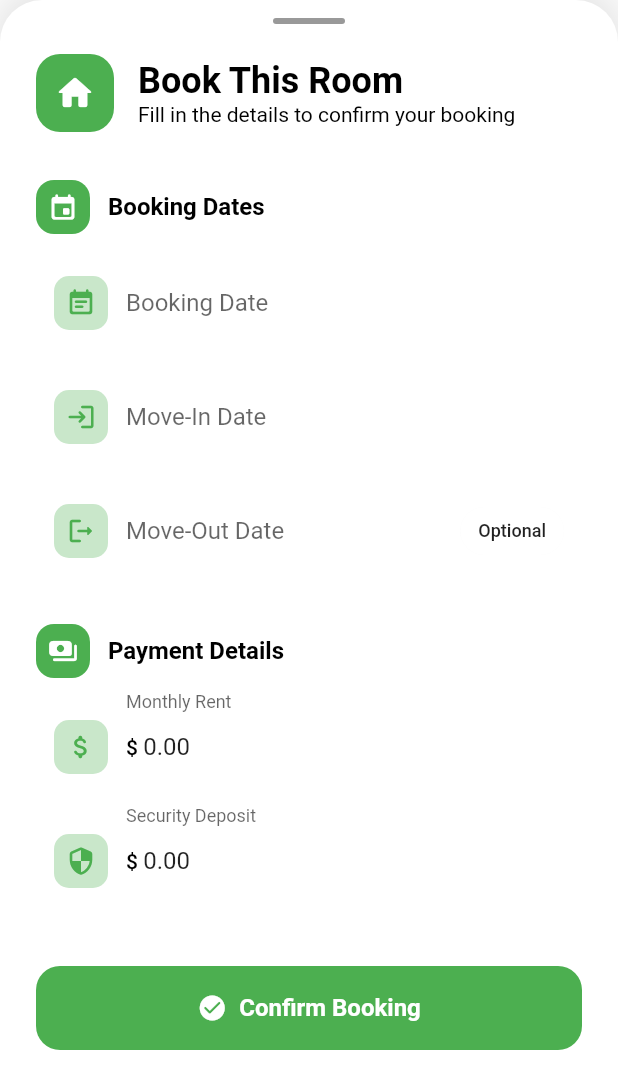
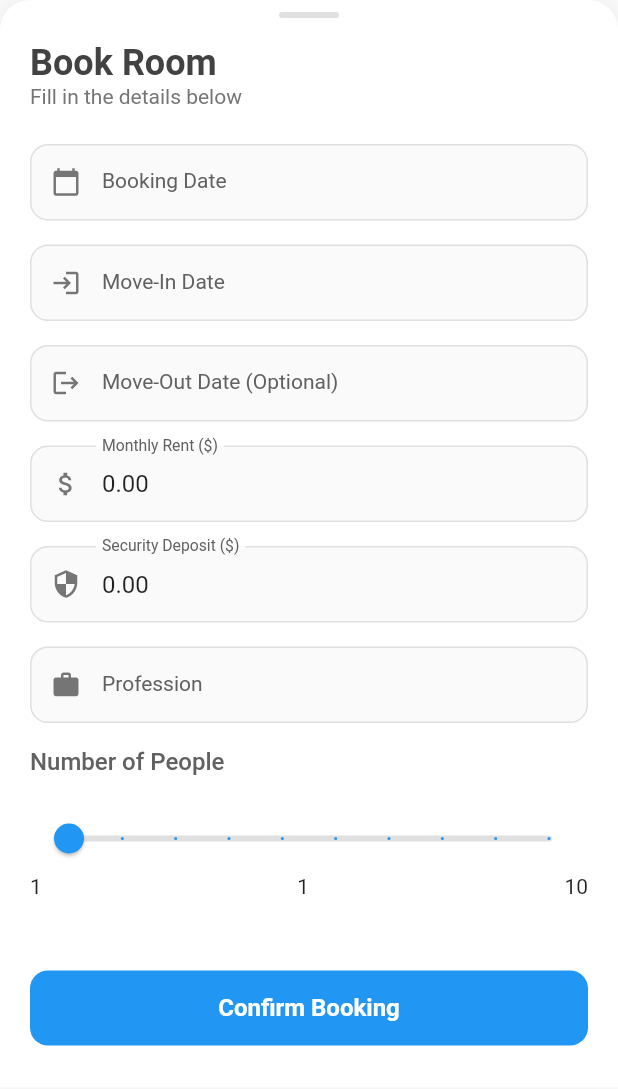
Before and after one commit to 919Umesh/daleDai, a Flutter app: the BookingBottomSheet widget shown alone on an empty page, opened directly with empty values, after a tap on "Confirm Booking", on a phone screen of 412 x 824 dp. Shown: the top 1089 px of the screen. Run offline on Flutter 3.47's test engine with Material 3 defaults, Android fonts, the phone set to English and light mode, and no system bars; drawn by our look-alikes of flutter_form_builder; our stand-ins replace cached_network_image, carousel_slider, connectivity_plus, dio, flutter_cache_manager, flutter_dotenv and 9 more; missing offline and left inert: nepali_utils; accounts and stored records are empty; network calls fail; statements that could not run were skipped; key blocks and very long unbroken strings in the code were emptied for the run.

Commit message:
Bottom Sheet

```diff
--- a/lib/screen/room/ui/booking_bottom_sheet.dart
+++ b/lib/screen/room/ui/booking_bottom_sheet.dart
@@ -38,25 +38,25 @@ class _BookingBottomSheetState extends State<BookingBottomSheet> {
 
     return Container(
       decoration: BoxDecoration(
-        color: colorScheme.surface,
+        color: Colors.white,
         borderRadius: const BorderRadius.only(
-          topLeft: Radius.circular(28),
-          topRight: Radius.circular(28),
+          topLeft: Radius.circular(20),
+          topRight: Radius.circular(20),
         ),
         boxShadow: [
           BoxShadow(
-            color: Colors.black.withOpacity(0.1),
-            blurRadius: 20,
-            offset: const Offset(0, -5),
+            color: Colors.black.withOpacity(0.05),
+            blurRadius: 10,
+            offset: const Offset(0, -2),
           ),
         ],
       ),
       child: Padding(
         padding: EdgeInsets.only(
           bottom: MediaQuery.of(context).viewInsets.bottom + 20,
-          left: 24,
-          right: 24,
-          top: 12,
+          left: 20,
+          right: 20,
+          top: 8,
         ),
         child: SingleChildScrollView(
           child: FormBuilder(
@@ -66,116 +66,87 @@ class _BookingBottomSheetState extends State<BookingBottomSheet> {
               crossAxisAlignment: CrossAxisAlignment.start,
               mainAxisSize: MainAxisSize.min,
               children: [
-                // Modern Drag Handle
+                // Simple Drag Handle
                 Center(
                   child: Container(
-                    width: 48,
+                    width: 40,
                     height: 4,
                     decoration: BoxDecoration(
-                      color: colorScheme.onSurfaceVariant.withOpacity(0.4),
+                      color: Colors.grey[300],
                       borderRadius: BorderRadius.circular(2),
                     ),
                   ),
                 ),
-                const SizedBox(height: 20),
+                const SizedBox(height: 16),
 
-                // Modern Header
-                Row(
-                  children: [
-                    Container(
-                      padding: const EdgeInsets.all(12),
-                      decoration: BoxDecoration(
-                        color: colorScheme.primaryContainer,
-                        borderRadius: BorderRadius.circular(16),
-                      ),
-                      child: Icon(
-                        Icons.home_rounded,
-                        color: colorScheme.onPrimaryContainer,
-                        size: 28,
-                      ),
-                    ),
-                    const SizedBox(width: 16),
-                    Expanded(
-                      child: Column(
-                        crossAxisAlignment: CrossAxisAlignment.start,
-                        children: [
+                // Simple Header
                 Text(
-                            'Book This Room',
-                            style: theme.textTheme.headlineSmall?.copyWith(
+                  'Book Room',
+                  style: TextStyle(
+                    fontSize: 24,
                     fontWeight: FontWeight.bold,
-                              color: colorScheme.onSurface,
+                    color: Colors.grey[800],
                   ),
                 ),
                 Text(
-                            'Fill in the details to confirm your booking',
-                            style: theme.textTheme.bodyMedium?.copyWith(
-                              color: colorScheme.onSurfaceVariant,
+                  'Fill in the details below',
+                  style: TextStyle(
+                    fontSize: 14,
+                    color: Colors.grey[600],
                   ),
                 ),
-                        ],
-                      ),
-                    ),
-                  ],
-                ),
-                const SizedBox(height: 32),
-
-                // Date Section
-                _buildSectionTitle(
-                    'Booking Dates', Icons.event_rounded, context),
-                const SizedBox(height: 16),
+                const SizedBox(height: 24),
 
                 // Booking Date
-                _buildModernDatePicker(
+                _buildSimpleField(
+                  child: FormBuilderDateTimePicker(
                     name: 'booking_date',
-                  label: 'Booking Date',
-                  hint: 'When did you book?',
-                  icon: Icons.event_note_rounded,
-                  context: context,
+                    initialValue: null,
+                    inputType: InputType.date,
+                    format: DateFormat('MMM dd, yyyy'),
+                    decoration: _getInputDecoration(
+                        'Booking Date', Icons.calendar_today),
                     validator: FormBuilderValidators.required(
                       errorText: 'Please select booking date',
                     ),
                   ),
-                const SizedBox(height: 16),
+                ),
 
                 // Move-In Date
-                _buildModernDatePicker(
+                _buildSimpleField(
+                  child: FormBuilderDateTimePicker(
                     name: 'move_in_date',
-                  label: 'Move-In Date',
-                  hint: 'When will you move in?',
-                  icon: Icons.login_rounded,
-                  context: context,
+                    initialValue: null,
+                    inputType: InputType.date,
+                    format: DateFormat('MMM dd, yyyy'),
+                    decoration:
+                        _getInputDecoration('Move-In Date', Icons.login),
                     validator: FormBuilderValidators.required(
                       errorText: 'Please select move-in date',
                     ),
                   ),
-                const SizedBox(height: 16),
-
-                // Move-Out Date
-                _buildModernDatePicker(
-                  name: 'move_out_date',
-                  label: 'Move-Out Date',
-                  hint: 'When will you move out? (Optional)',
-                  icon: Icons.logout_rounded,
-                  context: context,
-                  isOptional: true,
                 ),
 
-                const SizedBox(height: 32),
-
-                // Payment Section
-                _buildSectionTitle(
-                    'Payment Details', Icons.payments_rounded, context),
-                const SizedBox(height: 16),
+                // Move-Out Date (Optional)
+                _buildSimpleField(
+                  child: FormBuilderDateTimePicker(
+                    name: 'move_out_date',
+                    initialValue: null,
+                    inputType: InputType.date,
+                    format: DateFormat('MMM dd, yyyy'),
+                    decoration: _getInputDecoration(
+                        'Move-Out Date (Optional)', Icons.logout),
+                  ),
+                ),
 
                 // Monthly Rent
-                _buildModernTextField(
+                _buildSimpleField(
+                  child: FormBuilderTextField(
                     name: 'monthly_rent',
-                  label: 'Monthly Rent',
-                  hint: 'Enter monthly rent amount',
-                  icon: Icons.attach_money_rounded,
-                  prefixText: '\$ ',
                     initialValue: initialRent.toStringAsFixed(2),
-                  context: context,
+                    decoration: _getInputDecoration(
+                        'Monthly Rent (\$)', Icons.attach_money),
+                    keyboardType: TextInputType.number,
                     validator: FormBuilderValidators.compose([
                       FormBuilderValidators.required(
                           errorText: 'Enter monthly rent'),
@@ -183,17 +154,16 @@ class _BookingBottomSheetState extends State<BookingBottomSheet> {
                           errorText: 'Must be a valid number'),
                     ]),
                   ),
-                const SizedBox(height: 16),
+                ),
 
                 // Security Deposit
-                _buildModernTextField(
+                _buildSimpleField(
+                  child: FormBuilderTextField(
                     name: 'security_deposit',
-                  label: 'Security Deposit',
-                  hint: 'Enter security deposit amount',
-                  icon: Icons.security_rounded,
-                  prefixText: '\$ ',
                     initialValue: initialDeposit.toStringAsFixed(2),
-                  context: context,
+                    decoration: _getInputDecoration(
+                        'Security Deposit (\$)', Icons.security),
+                    keyboardType: TextInputType.number,
                     validator: FormBuilderValidators.compose([
                       FormBuilderValidators.required(
                           errorText: 'Enter security deposit'),
@@ -201,13 +171,60 @@ class _BookingBottomSheetState extends State<BookingBottomSheet> {
                           errorText: 'Must be a valid number'),
                     ]),
                   ),
+                ),
 
-                const SizedBox(height: 40),
+                // Profession
+                _buildSimpleField(
+                  child: FormBuilderTextField(
+                    name: 'profession',
+                    decoration: _getInputDecoration('Profession', Icons.work),
+                    validator: FormBuilderValidators.required(
+                      errorText: 'Please enter your profession',
+                    ),
+                  ),
+                ),
 
-                // Modern Confirm Button
+                // Number of People (Slider)
+                _buildSimpleField(
+                  child: Column(
+                    crossAxisAlignment: CrossAxisAlignment.start,
+                    children: [
+                      Text(
+                        'Number of People',
+                        style: TextStyle(
+                          fontSize: 16,
+                          fontWeight: FontWeight.w500,
+                          color: Colors.grey[700],
+                        ),
+                      ),
+                      const SizedBox(height: 8),
+                      FormBuilderSlider(
+                        name: 'peoples',
+                        min: 1,
+                        max: 10,
+                        initialValue: 1,
+                        divisions: 9,
+                        activeColor: Colors.blue,
+                        inactiveColor: Colors.grey[300],
+                        decoration: InputDecoration(
+                          border: InputBorder.none,
+                          contentPadding: EdgeInsets.zero,
+                        ),
+                        displayValues: DisplayValues.current,
+                        validator: FormBuilderValidators.required(
+                          errorText: 'Please select number of people',
+                        ),
+                      ),
+                    ],
+                  ),
+                ),
+
+                const SizedBox(height: 32),
+
+                // Simple Confirm Button
                 SizedBox(
                   width: double.infinity,
-                  height: 56,
+                  height: 50,
                   child: ElevatedButton(
                     onPressed: () async {
                       if (_formKey.currentState!.saveAndValidate()) {
@@ -225,7 +242,7 @@ class _BookingBottomSheetState extends State<BookingBottomSheet> {
 
                           final formValues = _formKey.currentState!.value;
 
-                          // Parse numeric values safely - first to double, then to int
+                          // Parse numeric values safely
                           final monthlyRent = (double.tryParse(
                                       formValues['monthly_rent'].toString()) ??
                                   0)
@@ -235,8 +252,10 @@ class _BookingBottomSheetState extends State<BookingBottomSheet> {
                                           .toString()) ??
                                   0)
                               .toInt();
+                          final peoples =
+                              (formValues['peoples'] as double).toInt();
 
-                          // Format dates to match the 'date' type in your table (not timestamp)
+                          // Format dates
                           final formatDate = (DateTime date) =>
                               date.toIso8601String().split('T')[0];
 
@@ -252,29 +271,25 @@ class _BookingBottomSheetState extends State<BookingBottomSheet> {
                                 : null,
                             'monthly_rent': monthlyRent,
                             'security_deposit': securityDeposit,
+                            'profession': formValues['profession'] as String,
+                            'peoples': peoples,
                             'room_id': widget.room.roomId,
                             'tenant_id': userId,
                             'landlord_id': landlordId,
                             'status': 'pending',
                           };
+
                           await context
                               .read<RoomState>()
                               .createBooking(formData);
                           Navigator.pop(context);
                           ScaffoldMessenger.of(context).showSnackBar(
                             SnackBar(
-                              content: Row(
-                                children: [
-                                  Icon(Icons.check_circle_rounded,
-                                      color: Colors.white),
-                                  const SizedBox(width: 12),
-                                  const Text('Booking confirmed successfully!'),
-                                ],
-                              ),
+                              content: Text('Booking confirmed successfully!'),
                               backgroundColor: Colors.green,
                               behavior: SnackBarBehavior.floating,
                               shape: RoundedRectangleBorder(
-                                borderRadius: BorderRadius.circular(12),
+                                borderRadius: BorderRadius.circular(8),
                               ),
                             ),
                           );
@@ -282,21 +297,11 @@ class _BookingBottomSheetState extends State<BookingBottomSheet> {
                           CustomLog.successLog(value: 'Error: ${e.toString()}');
                           ScaffoldMessenger.of(context).showSnackBar(
                             SnackBar(
-                              content: Row(
-                                children: [
-                                  Icon(Icons.error_rounded,
-                                      color: Colors.white),
-                                  const SizedBox(width: 12),
-                                  Expanded(
-                                    child:
-                                        Text('Booking failed: ${e.toString()}'),
-                                  ),
-                                ],
-                              ),
+                              content: Text('Booking failed: ${e.toString()}'),
                               backgroundColor: Colors.red,
                               behavior: SnackBarBehavior.floating,
                               shape: RoundedRectangleBorder(
-                                borderRadius: BorderRadius.circular(12),
+                                borderRadius: BorderRadius.circular(8),
                               ),
                             ),
                           );
@@ -304,26 +309,19 @@ class _BookingBottomSheetState extends State<BookingBottomSheet> {
                       }
                     },
                     style: ElevatedButton.styleFrom(
-                      backgroundColor: colorScheme.primary,
-                      foregroundColor: colorScheme.onPrimary,
+                      backgroundColor: Colors.blue,
+                      foregroundColor: Colors.white,
                       elevation: 0,
                       shape: RoundedRectangleBorder(
-                        borderRadius: BorderRadius.circular(16),
+                        borderRadius: BorderRadius.circular(12),
                       ),
                     ),
-                    child: Row(
-                      mainAxisAlignment: MainAxisAlignment.center,
-                      children: [
-                        Icon(Icons.check_circle_rounded, size: 20),
-                        const SizedBox(width: 8),
-                        Text(
+                    child: Text(
                       'Confirm Booking',
-                          style: theme.textTheme.titleMedium?.copyWith(
+                      style: TextStyle(
+                        fontSize: 16,
                         fontWeight: FontWeight.w600,
-                            color: colorScheme.onPrimary,
                       ),
-                        ),
-                      ],
                     ),
                   ),
                 ),
@@ -336,190 +334,47 @@ class _BookingBottomSheetState extends State<BookingBottomSheet> {
     );
   }
 
-  Widget _buildSectionTitle(String title, IconData icon, BuildContext context) {
-    final theme = Theme.of(context);
-    final colorScheme = theme.colorScheme;
-
-    return Row(
-      children: [
-        Container(
-          padding: const EdgeInsets.all(8),
-          decoration: BoxDecoration(
-            color: colorScheme.secondaryContainer,
-            borderRadius: BorderRadius.circular(12),
-          ),
-          child: Icon(
-            icon,
-            size: 20,
-            color: colorScheme.onSecondaryContainer,
-          ),
-        ),
-        const SizedBox(width: 12),
-        Text(
-          title,
-          style: theme.textTheme.titleMedium?.copyWith(
-            fontWeight: FontWeight.w600,
-            color: colorScheme.onSurface,
-          ),
-        ),
-      ],
+  Widget _buildSimpleField({required Widget child}) {
+    return Padding(
+      padding: const EdgeInsets.only(bottom: 16),
+      child: child,
     );
   }
 
-  Widget _buildModernDatePicker({
-    required String name,
-    required String label,
-    required String hint,
-    required IconData icon,
-    required BuildContext context,
-    String? Function(DateTime?)? validator,
-    bool isOptional = false,
-  }) {
-    final theme = Theme.of(context);
-    final colorScheme = theme.colorScheme;
-
-    return FormBuilderDateTimePicker(
-      name: name,
-      initialValue: null,
-      inputType: InputType.date,
-      format: DateFormat('MMM dd, yyyy'),
-      decoration: InputDecoration(
+  InputDecoration _getInputDecoration(String label, IconData icon) {
+    return InputDecoration(
       labelText: label,
-        hintText: hint,
-        prefixIcon: Container(
-          margin: const EdgeInsets.all(12),
-          padding: const EdgeInsets.all(8),
-          decoration: BoxDecoration(
-            color: colorScheme.primaryContainer.withOpacity(0.3),
-            borderRadius: BorderRadius.circular(10),
+      prefixIcon: Icon(
+        icon,
+        color: Colors.grey[600],
+        size: 20,
       ),
-          child: Icon(
-            icon,
-            size: 20,
-            color: colorScheme.primary,
-          ),
-        ),
-        suffixIcon: isOptional
-            ? Padding(
-                padding: const EdgeInsets.only(right: 12),
-                child: Chip(
-                  label: Text(
-                    'Optional',
-                    style: TextStyle(fontSize: 12),
-                  ),
-                  backgroundColor: colorScheme.surfaceVariant,
-                  side: BorderSide.none,
-                  materialTapTargetSize: MaterialTapTargetSize.shrinkWrap,
-                ),
-              )
-            : null,
       border: OutlineInputBorder(
-          borderRadius: BorderRadius.circular(16),
-          borderSide: BorderSide(
-            color: colorScheme.outline.withOpacity(0.2),
-          ),
+        borderRadius: BorderRadius.circular(12),
+        borderSide: BorderSide(color: Colors.grey[300]!),
       ),
       enabledBorder: OutlineInputBorder(
-          borderRadius: BorderRadius.circular(16),
-          borderSide: BorderSide(
-            color: colorScheme.outline.withOpacity(0.2),
-          ),
+        borderRadius: BorderRadius.circular(12),
+        borderSide: BorderSide(color: Colors.grey[300]!),
       ),
       focusedBorder: OutlineInputBorder(
-          borderRadius: BorderRadius.circular(16),
-          borderSide: BorderSide(
-            color: colorScheme.primary,
-            width: 2,
-          ),
+        borderRadius: BorderRadius.circular(12),
+        borderSide: BorderSide(color: Colors.blue, width: 2),
       ),
       errorBorder: OutlineInputBorder(
-          borderRadius: BorderRadius.circular(16),
-          borderSide: BorderSide(
-            color: colorScheme.error,
-          ),
+        borderRadius: BorderRadius.circular(12),
+        borderSide: BorderSide(color: Colors.red),
       ),
       filled: true,
-        fillColor: colorScheme.surfaceVariant.withOpacity(0.3),
+      fillColor: Colors.grey[50],
       contentPadding: const EdgeInsets.symmetric(
         horizontal: 16,
-          vertical: 20,
+        vertical: 16,
       ),
+      labelStyle: TextStyle(
+        color: Colors.grey[700],
+        fontSize: 14,
       ),
-      validator: validator,
-    );
-  }
-
-  Widget _buildModernTextField({
-    required String name,
-    required String label,
-    required String hint,
-    required IconData icon,
-    required BuildContext context,
-    String? prefixText,
-    String? initialValue,
-    String? Function(String?)? validator,
-  }) {
-    final theme = Theme.of(context);
-    final colorScheme = theme.colorScheme;
-
-    return FormBuilderTextField(
-      name: name,
-      initialValue: initialValue,
-      decoration: InputDecoration(
-        labelText: label,
-        hintText: hint,
-        prefixIcon: Container(
-          margin: const EdgeInsets.all(12),
-          padding: const EdgeInsets.all(8),
-          decoration: BoxDecoration(
-            color: colorScheme.primaryContainer.withOpacity(0.3),
-            borderRadius: BorderRadius.circular(10),
-          ),
-          child: Icon(
-            icon,
-            size: 20,
-            color: colorScheme.primary,
-          ),
-        ),
-        prefixText: prefixText,
-        prefixStyle: TextStyle(
-          color: colorScheme.onSurface,
-          fontWeight: FontWeight.w500,
-        ),
-        border: OutlineInputBorder(
-          borderRadius: BorderRadius.circular(16),
-          borderSide: BorderSide(
-            color: colorScheme.outline.withOpacity(0.2),
-          ),
-        ),
-        enabledBorder: OutlineInputBorder(
-          borderRadius: BorderRadius.circular(16),
-          borderSide: BorderSide(
-            color: colorScheme.outline.withOpacity(0.2),
-          ),
-        ),
-        focusedBorder: OutlineInputBorder(
-          borderRadius: BorderRadius.circular(16),
-          borderSide: BorderSide(
-            color: colorScheme.primary,
-            width: 2,
-          ),
-        ),
-        errorBorder: OutlineInputBorder(
-          borderRadius: BorderRadius.circular(16),
-          borderSide: BorderSide(
-            color: colorScheme.error,
-          ),
-        ),
-        filled: true,
-        fillColor: colorScheme.surfaceVariant.withOpacity(0.3),
-        contentPadding: const EdgeInsets.symmetric(
-          horizontal: 16,
-          vertical: 20,
-        ),
-      ),
-      keyboardType: TextInputType.number,
-      validator: validator,
     );
   }
 }
```
Lines whose indentation alone changed are shown as unchanged.
